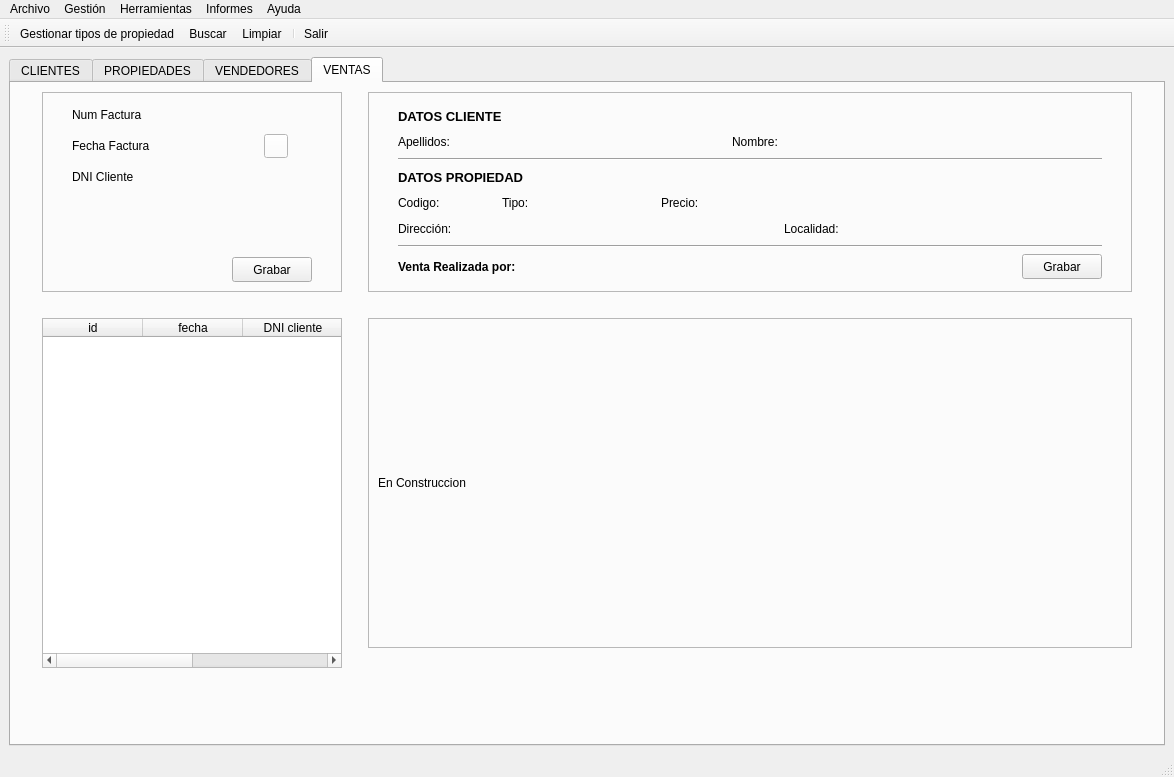
Old version of the form templates/venPrincipal.ui in the repository BuaTeijeiro/ProyectoDI.
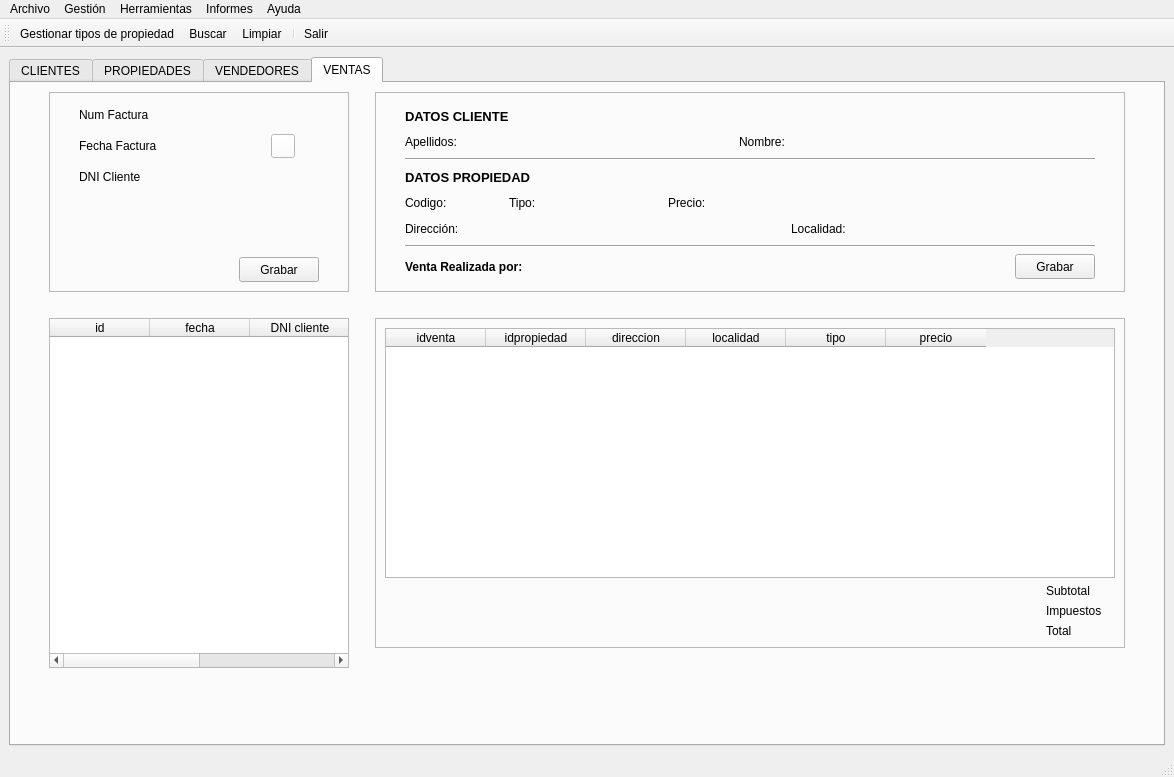
New version of the form. Icons and pictures are not drawn.

Commit message: configurar tabla de las ventas de una factura

The edit to the form file:
```diff
--- a/templates/venPrincipal.ui
+++ b/templates/venPrincipal.ui
@@ -4988,14 +4988,107 @@
               <property name="frameShadow">
                <enum>QFrame::Plain</enum>
               </property>
-              <layout class="QHBoxLayout" name="horizontalLayout_57">
+              <layout class="QVBoxLayout" name="verticalLayout_8">
                <item>
-                <widget class="QLabel" name="label_36">
-                 <property name="text">
-                  <string>En Construccion                                                                                                                                                                                                     </string>
-                 </property>
+                <widget class="QTableWidget" name="tablaVentas">
+                 <attribute name="verticalHeaderVisible">
+                  <bool>false</bool>
+                 </attribute>
+                 <column>
+                  <property name="text">
+                   <string>idventa</string>
+                  </property>
+                 </column>
+                 <column>
+                  <property name="text">
+                   <string>idpropiedad</string>
+                  </property>
+                 </column>
+                 <column>
+                  <property name="text">
+                   <string>direccion</string>
+                  </property>
+                 </column>
+                 <column>
+                  <property name="text">
+                   <string>localidad</string>
+                  </property>
+                 </column>
+                 <column>
+                  <property name="text">
+                   <string>tipo</string>
+                  </property>
+                 </column>
+                 <column>
+                  <property name="text">
+                   <string>precio</string>
+                  </property>
+                 </column>
                 </widget>
                </item>
+               <item>
+                <layout class="QHBoxLayout" name="horizontalLayout_57">
+                 <item>
+                  <spacer name="horizontalSpacer_61">
+                   <property name="orientation">
+                    <enum>Qt::Horizontal</enum>
+                   </property>
+                   <property name="sizeHint" stdset="0">
+                    <size>
+                     <width>40</width>
+                     <height>20</height>
+                    </size>
+                   </property>
+                  </spacer>
+                 </item>
+                 <item>
+                  <layout class="QGridLayout" name="gridLayout_5">
+                   <item row="0" column="1">
+                    <widget class="QLabel" name="lblSubtotalFactura">
+                     <property name="text">
+                      <string/>
+                     </property>
+                    </widget>
+                   </item>
+                   <item row="0" column="0">
+                    <widget class="QLabel" name="label_36">
+                     <property name="text">
+                      <string>Subtotal</string>
+                     </property>
+                    </widget>
+                   </item>
+                   <item row="2" column="1">
+                    <widget class="QLabel" name="lblTotalFactura">
+                     <property name="text">
+                      <string/>
+                     </property>
+                    </widget>
+                   </item>
+                   <item row="2" column="0">
+                    <widget class="QLabel" name="label_40">
+                     <property name="text">
+                      <string>Total</string>
+                     </property>
+                    </widget>
+                   </item>
+                   <item row="1" column="1">
+                    <widget class="QLabel" name="lblImpuestasFacturas">
+                     <property name="text">
+                      <string/>
+                     </property>
+                    </widget>
+                   </item>
+                   <item row="1" column="0">
+                    <widget class="QLabel" name="label_38">
+                     <property name="text">
+                      <string>Impuestos</string>
+                     </property>
+                    </widget>
+                   </item>
+                  </layout>
+                 </item>
+                </layout>
+               </item>
               </layout>
              </widget>
             </item>
```
The commit also changes 10 other files.
